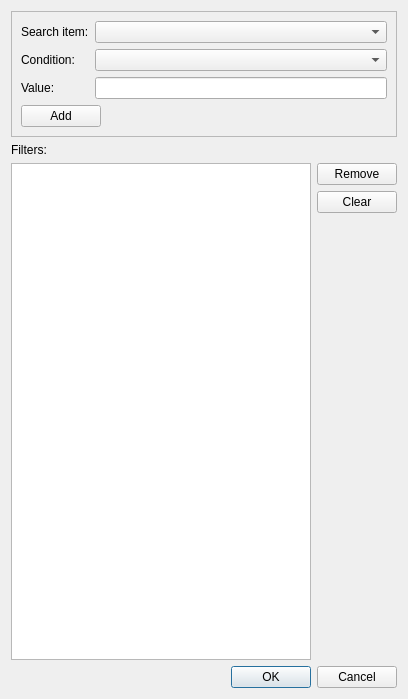
This is src/admc/find_policy_dialog.ui in altlinux/admc as Qt 5 draws it before an edit. The edited form follows.
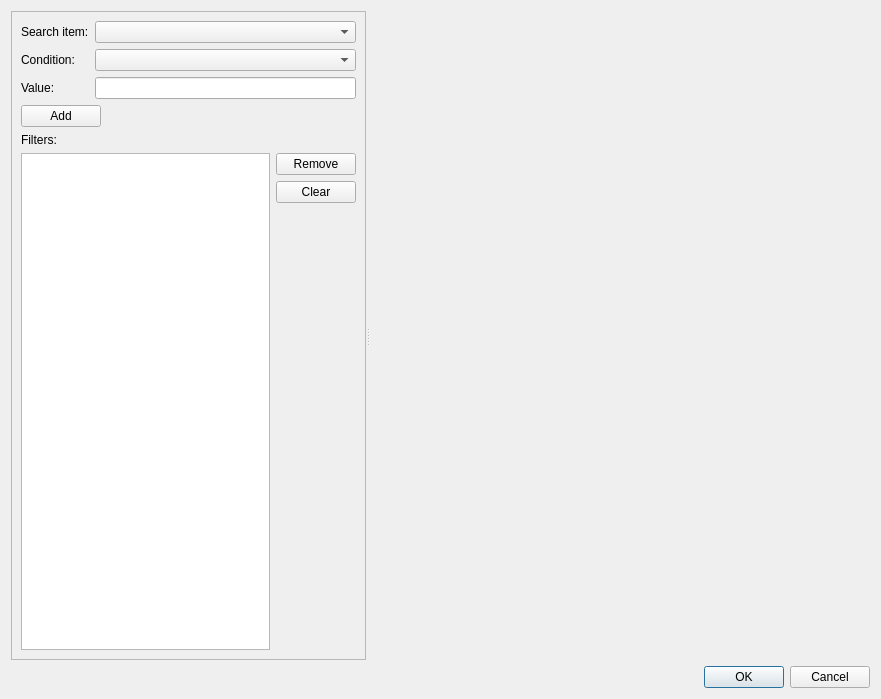
This is the edited form. Custom widgets are drawn as their Qt base class.

Commit message:
add console to find policy dialog
empty for now

```diff
--- a/src/admc/find_policy_dialog.ui
+++ b/src/admc/find_policy_dialog.ui
@@ -6,7 +6,7 @@
    <rect>
     <x>0</x>
     <y>0</y>
-    <width>408</width>
+    <width>881</width>
     <height>699</height>
    </rect>
   </property>
@@ -15,6 +15,16 @@
   </property>
   <layout class="QVBoxLayout" name="verticalLayout">
    <item>
+    <widget class="QSplitter" name="splitter">
+     <property name="orientation">
+      <enum>Qt::Horizontal</enum>
+     </property>
+     <widget class="QWidget" name="verticalLayoutWidget">
+      <layout class="QVBoxLayout" name="verticalLayout_4">
+       <property name="topMargin">
+        <number>0</number>
+       </property>
+       <item>
     <widget class="QFrame" name="frame">
      <property name="frameShape">
       <enum>QFrame::StyledPanel</enum>
@@ -81,9 +91,6 @@
         </item>
        </layout>
       </item>
-     </layout>
-    </widget>
-   </item>
    <item>
     <widget class="QLabel" name="label">
      <property name="text">
@@ -132,6 +139,21 @@
      </item>
     </layout>
    </item>
+         </layout>
+        </widget>
+       </item>
+      </layout>
+     </widget>
+     <widget class="ConsoleWidget" name="console" native="true">
+      <property name="minimumSize">
+       <size>
+        <width>500</width>
+        <height>0</height>
+       </size>
+      </property>
+     </widget>
+    </widget>
+   </item>
    <item>
     <widget class="QDialogButtonBox" name="buttonBox">
      <property name="orientation">
@@ -144,6 +166,14 @@
    </item>
   </layout>
  </widget>
+ <customwidgets>
+  <customwidget>
+   <class>ConsoleWidget</class>
+   <extends>QWidget</extends>
+   <header>console_widget/console_widget.h</header>
+   <container>1</container>
+  </customwidget>
+ </customwidgets>
  <resources/>
  <connections>
   <connection>
```
Lines whose indentation alone changed are shown as unchanged. The commit also changes 2 other files.
